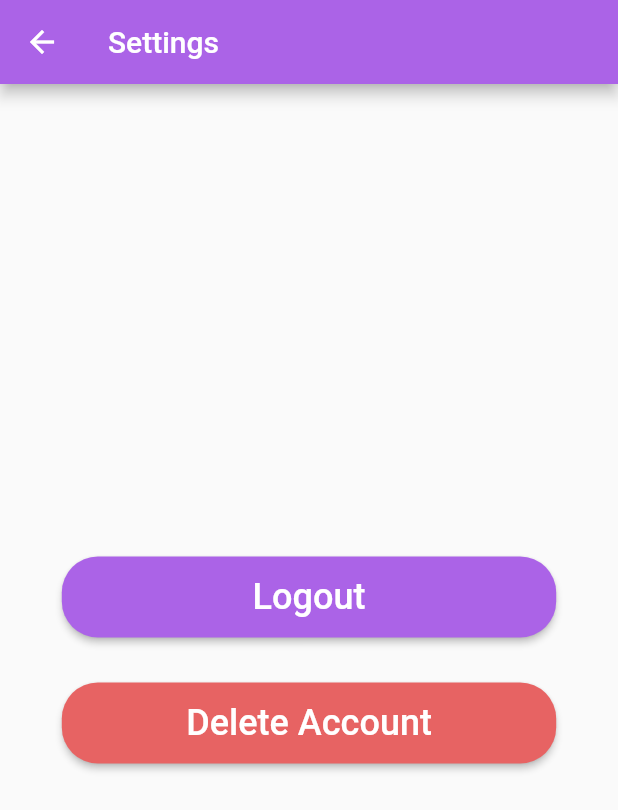
After one commit to EarthLight72100/Jeson-Repository, a Flutter app: the SettingsScreen screen opened by its route, on a phone screen of 412 x 824 dp. The commit adds this screen. Shown: the top 810 px of the screen. Run offline on Flutter 3.47's test engine with Material 2 defaults, Android fonts, the phone set to English and light mode, and no system bars; our stand-ins replace firebase_auth, firebase_core, firebase_database, font_awesome_flutter, table_calendar; accounts and stored records are empty.

Commit message:
Added Account Deletion
Added account deletion to comply with Apple's new requirements.

```diff
--- a/jeson-new-app-main/lib/home.dart
+++ b/jeson-new-app-main/lib/home.dart
@@ -169,14 +169,15 @@ class _HomeScreenState extends State<HomeScreen> {
                   width: 45,
                   child: TextButton(
                       onPressed: () {
-                        AuthenticationHelper().signOut();
-                        Navigator.of(context)
-                            .pushNamedAndRemoveUntil('/', (route) => false);
+                        Navigator.pushNamed(context, '/settings');
+                        // AuthenticationHelper().signOut();
+                        // Navigator.of(context)
+                        //     .pushNamedAndRemoveUntil('/', (route) => false);
                       },
                       style: ElevatedButton.styleFrom(
                           backgroundColor:
                               const Color.fromARGB(51, 189, 189, 189)),
-                      child: const Icon(Icons.logout, color: Colors.white)),
+                      child: const Icon(Icons.settings, color: Colors.white)),
                 )
               ]),
               actions: [
--- a/jeson-new-app-main/lib/routes.dart
+++ b/jeson-new-app-main/lib/routes.dart
@@ -4,6 +4,7 @@ import 'checker.dart';
 import 'package:jeson_flutter_app/Student Screens/add_course.dart';
 import 'home.dart';
 import 'initialization.dart';
+import 'settings.dart';
 
 var routeHolder = {
   '/': (context) => const Checker(),
@@ -12,4 +13,5 @@ var routeHolder = {
   '/addcourse': (context) => const AddCoursePage(),
   '/homescreen': (context) => const HomeScreen(credential: null),
   '/initScreen': (context) => InitializationScreen(),
+  '/settings': (context) => const SettingsScreen(),
 };
--- /dev/null
+++ b/jeson-new-app-main/lib/settings.dart
@@ -0,0 +1,118 @@
+import 'package:flutter/src/widgets/framework.dart';
+import 'package:flutter/src/widgets/placeholder.dart';
+import 'package:flutter/material.dart';
+import 'size_config.dart';
+import 'authentication.dart';
+import 'package:firebase_database/firebase_database.dart';
+
+class SettingsScreen extends StatelessWidget {
+  const SettingsScreen({super.key});
+
+  @override
+  Widget build(BuildContext context) {
+    return Scaffold(
+      appBar: AppBar(
+        title: const Text('Settings'),
+      ),
+      body: Center(
+        child: Column(
+          mainAxisAlignment: MainAxisAlignment.center,
+          crossAxisAlignment: CrossAxisAlignment.center,
+          children: [
+            SizedBox(
+              height: 54,
+              width: SizeConfig.blockSizeHorizontal! * 80,
+              child: ElevatedButton(
+                onPressed: () {
+                  AuthenticationHelper().signOut();
+                  Navigator.of(context)
+                      .pushNamedAndRemoveUntil('/', (route) => false);
+                },
+                style: ElevatedButton.styleFrom(
+                    backgroundColor: const Color(0xFFAB63E7),
+                    shape: const RoundedRectangleBorder(
+                        borderRadius: BorderRadius.all(Radius.circular(24.0)))),
+                child: const Text(
+                  'Logout',
+                  style: TextStyle(fontSize: 24),
+                ),
+              ),
+            ),
+            const SizedBox(
+              height: 30,
+            ),
+            SizedBox(
+              height: 54,
+              width: SizeConfig.blockSizeHorizontal! * 80,
+              child: ElevatedButton(
+                onPressed: () {
+                  _dialogBuilder(context);
+                },
+                style: ElevatedButton.styleFrom(
+                    backgroundColor: const Color.fromARGB(255, 231, 99, 99),
+                    shape: const RoundedRectangleBorder(
+                        borderRadius: BorderRadius.all(Radius.circular(24.0)))),
+                child: const Text(
+                  'Delete Account',
+                  style: TextStyle(fontSize: 24),
+                ),
+              ),
+            ),
+          ],
+        ),
+      ),
+    );
+  }
+
+  Future<void> _dialogBuilder(BuildContext context) {
+    return showDialog<void>(
+      context: context,
+      builder: (BuildContext context) {
+        return AlertDialog(
+          title: const Text('Are you sure you want to delete your account?'),
+          actionsAlignment: MainAxisAlignment.center,
+          actions: <Widget>[
+            TextButton(
+              style: TextButton.styleFrom(
+                textStyle: Theme.of(context).textTheme.labelLarge,
+              ),
+              child: const Text(
+                'No',
+                style: TextStyle(fontWeight: FontWeight.bold, fontSize: 25),
+              ),
+              onPressed: () {
+                Navigator.of(context).pop();
+              },
+            ),
+            const SizedBox(
+              width: 20,
+            ),
+            TextButton(
+              style: TextButton.styleFrom(
+                textStyle: Theme.of(context).textTheme.labelLarge,
+              ),
+              child: const Text(
+                'Yes',
+                style: TextStyle(fontWeight: FontWeight.bold, fontSize: 25),
+              ),
+              onPressed: () async {
+                final ref = FirebaseDatabase.instance.reference();
+                ref.child(AuthenticationHelper().user!.uid).remove();
+                await AuthenticationHelper().user!.delete().then((value) {
+                  AuthenticationHelper().signOut();
+                  print('Account Deleted');
+                  Navigator.of(context)
+                      .pushNamedAndRemoveUntil('/', (route) => false);
+                }).catchError((error) {
+                  print('Error: $error');
+                });
+
+                // Navigator.of(context).pop();
+              },
+            ),
+          ],
+        );
+      },
+    );
+  }
+}
```
